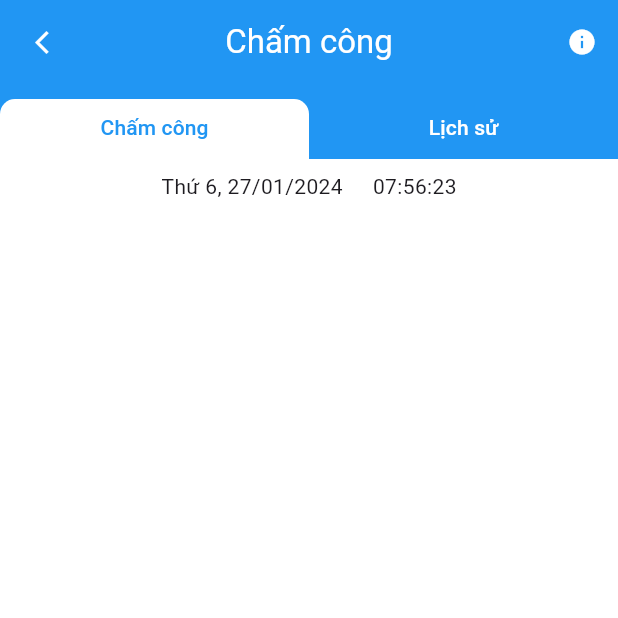
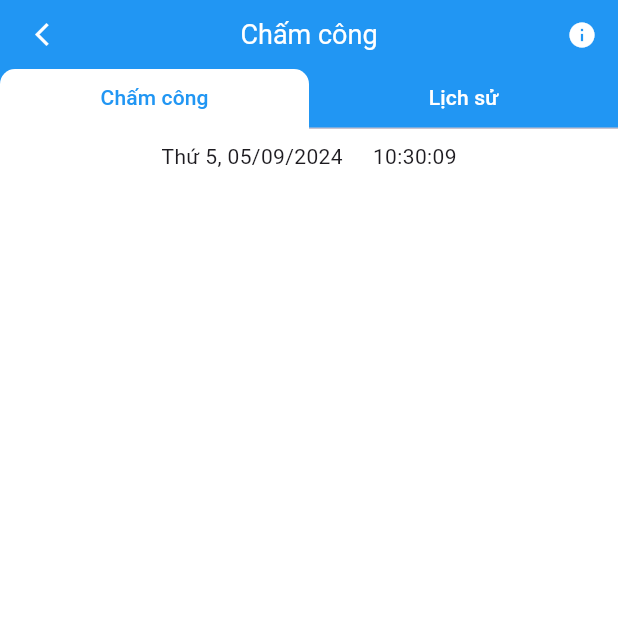
Before and after one commit to Minhduc1122003/hrmDPT, a Flutter app: the screen it shows after launch, after a tap on the "fullscreen" icon, on a phone screen of 412 x 824 dp, the top half of it. Run offline on Flutter 3.47's test engine with Material 3 defaults, Android fonts, the light colour scheme and no system bars; our stand-ins replace auto_size_text, bloc, equatable, flutter_bloc, flutter_easyloading.

Commit message:
update 05/09/2024

```diff
--- a/lib/screens/DocumentTab/compoments/card_item_user.dart
+++ b/lib/screens/DocumentTab/compoments/card_item_user.dart
@@ -72,25 +72,32 @@ class _ExpandableCardState extends State<ExpandableCard>
             color: _isExpanded
                 ? Colors.blue.withOpacity(1)
                 : Colors.blue.withOpacity(0.6),
-            width: 5.0,
+            width: 3.0,
+          ),
+          left: BorderSide(
+            color: _isExpanded
+                ? Colors.blue.withOpacity(1)
+                : Colors.blue.withOpacity(0.6),
+            width: 1.5,
           ),
         ),
       ),
       child: GestureDetector(
-        onTap: _toggleExpansion, // Tạo sự kiện nhấn cho toàn bộ card
-
+        onTap: _toggleExpansion,
         child: ClipRRect(
           borderRadius: BorderRadius.circular(10),
           child: Card(
             margin: EdgeInsets.zero,
+            color: Colors.white, // Thiết lập màu nền của Card
             child: Stack(
               children: [
                 Column(
                   crossAxisAlignment: CrossAxisAlignment.start,
                   children: [
                     Container(
-                      color:
-                          _isExpanded ? Color(0XFC4DFF6FF) : Color(0XFFf0f0f0),
+                      color: _isExpanded
+                          ? Color(0XFC4DFF6FF)
+                          : Colors.white, // Màu nền của container bên trong
                       child: ListTile(
                         contentPadding: EdgeInsets.fromLTRB(10, 0, 10, 0),
                         title: Row(
@@ -239,7 +246,7 @@ class _ExpandableCardState extends State<ExpandableCard>
                                       maxLines: 3,
                                       overflow: TextOverflow.ellipsis,
                                     ),
-                                    SizedBox(height: 8),
+                                    SizedBox(height: 10),
                                     Align(
                                       alignment: Alignment.bottomRight,
                                       child: Material(
@@ -285,7 +292,7 @@ class _ExpandableCardState extends State<ExpandableCard>
                   ],
                 ),
                 Positioned(
-                  bottom: -10,
+                  bottom: -15,
                   left: 0,
                   right: 0,
                   child: Align(
--- a/lib/screens/DocumentTab/view/documents_screen.dart
+++ b/lib/screens/DocumentTab/view/documents_screen.dart
@@ -22,11 +22,11 @@ class _DocumentTabState extends State<DocumentTab> {
           backgroundColor: Colors.blue,
           title: Text(
             'Quản lý đơn từ',
-            style: TextStyle(color: Colors.white),
+            style: TextStyle(color: Colors.white, fontSize: 18),
           ),
           centerTitle: true,
           bottom: PreferredSize(
-            preferredSize: Size.fromHeight(50.0), // Đặt chiều cao của AppBar
+            preferredSize: Size.fromHeight(30.0), // Đặt chiều cao của AppBar
             child: Container(
               height: 40, // Chiều cao của TabBar
               child: TabBar(
--- /dev/null
+++ b/lib/screens/login/logintab.dart
@@ -0,0 +1 @@
+export 'view/login_page.dart';
--- a/lib/screens/personneltab/view/personnel_info_page/personnel_info_page.dart
+++ b/lib/screens/personneltab/view/personnel_info_page/personnel_info_page.dart
@@ -38,7 +38,7 @@ class _PersonnelInfoPageState extends State<PersonnelInfoPage> {
         ),
         title: Text(
           'Thông tin nhân sự',
-          style: TextStyle(color: Colors.white, fontSize: 20),
+          style: TextStyle(color: Colors.white, fontSize: 18),
         ),
         centerTitle: true,
       ),
--- a/lib/screens/personneltab/view/personneltab_screen.dart
+++ b/lib/screens/personneltab/view/personneltab_screen.dart
@@ -98,7 +98,7 @@ class _PersonnelTabState extends State<PersonnelTab> {
         backgroundColor: Colors.blue,
         title: Text(
           'Quản lý nhân sự',
-          style: TextStyle(color: Colors.white, fontSize: 20),
+          style: TextStyle(color: Colors.white, fontSize: 18),
         ),
         centerTitle: true,
       ),
--- /dev/null
+++ b/lib/screens/timekeeping/bloc/timekeeping_bloc.dart
@@ -0,0 +1,65 @@
+import 'dart:async';
+import 'package:bloc/bloc.dart';
+import 'package:equatable/equatable.dart';
+import 'package:intl/intl.dart';
+
+part 'timekeeping_bloc_event.dart';
+part 'timekeeping_bloc_state.dart';
+
+class TimekeepingBloc extends Bloc<TimekeepingBlocEvent, TimekeepingBlocState> {
+  Timer? _timer;
+
+  TimekeepingBloc()
+      : super(TimekeepingBlocState(
+          dateFormat: '',
+          realTimeClock: '',
+        )) {
+    on<InitTime>(_onInitTime);
+    on<UpdateTime>(_onUpdateTime); // Lắng nghe sự kiện UpdateTime
+    _startClock();
+  }
+
+  void _onInitTime(InitTime event, Emitter<TimekeepingBlocState> emit) {
+    _updateTime(emit);
+  }
+
+  void _onUpdateTime(UpdateTime event, Emitter<TimekeepingBlocState> emit) {
+    _updateTime(emit);
+  }
+
+  void _startClock() {
+    _timer = Timer.periodic(Duration(seconds: 1), (timer) {
+      add(UpdateTime()); // Gửi sự kiện UpdateTime mỗi giây
+    });
+  }
+
+  void _updateTime(Emitter<TimekeepingBlocState> emit) {
+    final Map<String, String> shortDayMap = {
+      'Thứ Hai': 'Thứ 2',
+      'Thứ Ba': 'Thứ 3',
+      'Thứ Tư': 'Thứ 4',
+      'Thứ Năm': 'Thứ 5',
+      'Thứ Sáu': 'Thứ 6',
+      'Thứ Bảy': 'Thứ 7',
+      'Chủ Nhật': 'Chủ Nhật',
+    };
+    final now = DateTime.now();
+    final dayOfWeek = DateFormat('EEEE', 'vi_VN').format(now);
+    final shortDayOfWeek = shortDayMap[dayOfWeek] ?? dayOfWeek;
+    final dayMonth = DateFormat('dd/MM/yyyy', 'vi_VN').format(now);
+    final String fullDate = '$shortDayOfWeek, $dayMonth';
+
+    final String realTimeClock = DateFormat('HH:mm:ss').format(now);
+
+    emit(TimekeepingBlocState(
+      dateFormat: fullDate,
+      realTimeClock: realTimeClock,
+    ));
+  }
+
+  @override
+  Future<void> close() {
+    _timer?.cancel(); // Hủy timer khi bloc bị đóng
+    return super.close();
+  }
+}
--- /dev/null
+++ b/lib/screens/timekeeping/bloc/timekeeping_bloc_event.dart
@@ -0,0 +1,20 @@
+part of 'timekeeping_bloc.dart';
+
+sealed class TimekeepingBlocEvent extends Equatable {
+  const TimekeepingBlocEvent();
+
+  @override
+  List<Object> get props => [];
+}
+
+class InitTime extends TimekeepingBlocEvent {
+  const InitTime();
+  @override
+  List<Object> get props => [];
+}
+
+class UpdateTime extends TimekeepingBlocEvent {
+  const UpdateTime();
+  @override
+  List<Object> get props => [];
+}
--- /dev/null
+++ b/lib/screens/timekeeping/bloc/timekeeping_bloc_state.dart
@@ -0,0 +1,14 @@
+part of 'timekeeping_bloc.dart';
+
+class TimekeepingBlocState extends Equatable {
+  final String dateFormat;
+  final String realTimeClock;
+
+  const TimekeepingBlocState({
+    required this.dateFormat,
+    required this.realTimeClock,
+  });
+
+  @override
+  List<Object> get props => [];
+}
--- a/lib/screens/timekeeping/timekeeping_screen.dart
+++ b/lib/screens/timekeeping/timekeeping_screen.dart
@@ -1,7 +1,6 @@
 import 'package:flutter/material.dart';
-import 'package:hrm/screens/DocumentTab/compoments/card_item_user.dart';
-import 'package:hrm/screens/DocumentTab/compoments/tab_content_listUser.dart';
-import 'package:hrm/screens/DocumentTab/compoments/uniti_button.dart';
+import 'package:flutter_bloc/flutter_bloc.dart';
+import 'package:hrm/screens/timekeeping/bloc/timekeeping_bloc.dart';
 
 class TimekeepingScreen extends StatefulWidget {
   const TimekeepingScreen();
@@ -10,12 +9,13 @@ class TimekeepingScreen extends StatefulWidget {
   _TimekeepingScreenState createState() => _TimekeepingScreenState();
 }
 
-@override
 class _TimekeepingScreenState extends State<TimekeepingScreen> {
   @override
   Widget build(BuildContext context) {
     return DefaultTabController(
       length: 2,
+      child: BlocProvider(
+        create: (context) => TimekeepingBloc()..add(InitTime()),
         child: Scaffold(
           backgroundColor: Colors.white,
           appBar: AppBar(
@@ -32,7 +32,7 @@ class _TimekeepingScreenState extends State<TimekeepingScreen> {
             ),
             title: Text(
               'Chấm công',
-            style: TextStyle(color: Colors.white),
+              style: TextStyle(color: Colors.white, fontSize: 18),
             ),
             centerTitle: true,
             actions: [
@@ -40,28 +40,24 @@ class _TimekeepingScreenState extends State<TimekeepingScreen> {
                 icon: const Icon(
                   Icons.info,
                   color: Colors.white,
-                size: 20, // Kích thước icon search
+                  size: 20,
                 ),
                 onPressed: () {
-                // Xử lý khi nhấn vào icon search
+                  // Xử lý khi nhấn vào icon info
                 },
               ),
             ],
             bottom: PreferredSize(
-            preferredSize: Size.fromHeight(50.0), // Đặt chiều cao của AppBar
+              preferredSize: Size.fromHeight(30.0),
               child: Container(
-              height: 40, // Chiều cao của TabBar
+                height: 40,
                 child: TabBar(
                   indicatorColor: Colors.blue,
-                dividerHeight: 0,
                   indicator: BoxDecoration(
                     color: Colors.white,
                     borderRadius: BorderRadius.only(
                       topLeft: Radius.circular(10),
                       topRight: Radius.circular(10),
-                    bottomLeft:
-                        Radius.circular(0), // Không bo góc dưới bên trái
-                    bottomRight: Radius.circular(0),
                     ),
                   ),
                   indicatorSize: TabBarIndicatorSize.tab,
@@ -75,26 +71,30 @@ class _TimekeepingScreenState extends State<TimekeepingScreen> {
               ),
             ),
           ),
-        body: Container(
-          child: TabBarView(
-            children: const [
+          body: TabBarView(
+            children: [
               Column(
-                crossAxisAlignment: CrossAxisAlignment.start,
+                crossAxisAlignment: CrossAxisAlignment.center,
                 children: [
                   Padding(
-                    padding: EdgeInsets.all(8.0),
-                    child: Row(
+                    padding: const EdgeInsets.all(8.0),
+                    child: BlocBuilder<TimekeepingBloc, TimekeepingBlocState>(
+                      builder: (context, state) {
+                        return Row(
                           mainAxisAlignment: MainAxisAlignment.center,
                           children: [
-                        Text('Thứ 6, 27/01/2024'),
-                        SizedBox(width: 20),
-                        Text('07:56:23'),
+                            Text(state.dateFormat),
+                            const SizedBox(width: 20),
+                            Text(state.realTimeClock),
+                          ],
+                        );
+                      },
+                    ),
+                  ),
+                  // Các thành phần UI khác ở đây
                 ],
               ),
-                  ),
-                ],
-              ),
-              Center(child: Text('Tạo đơn mới')),
+              const Center(child: Text('Tạo đơn mới')),
             ],
           ),
         ),
--- a/pubspec.yaml
+++ b/pubspec.yaml
@@ -37,6 +37,7 @@ dependencies:
   animations: ^2.0.10
   auto_size_text: ^3.0.0
   fluttertoast: ^8.2.8
+  flutter_easyloading: ^3.0.5
 
 
 
```
Also changed, not shown: lib/screens/DocumentTab/compoments/tab_content_listUser.dart (+0 -130 lines), lib/screens/login/compoments/my_button.dart (added, +71 -0 lines), lib/screens/login/compoments/my_textfield.dart (added, +149 -0 lines), lib/screens/login/view/login_page.dart (added, +182 -0 lines), pubspec.lock. Lines whose indentation alone changed are shown as unchanged.
